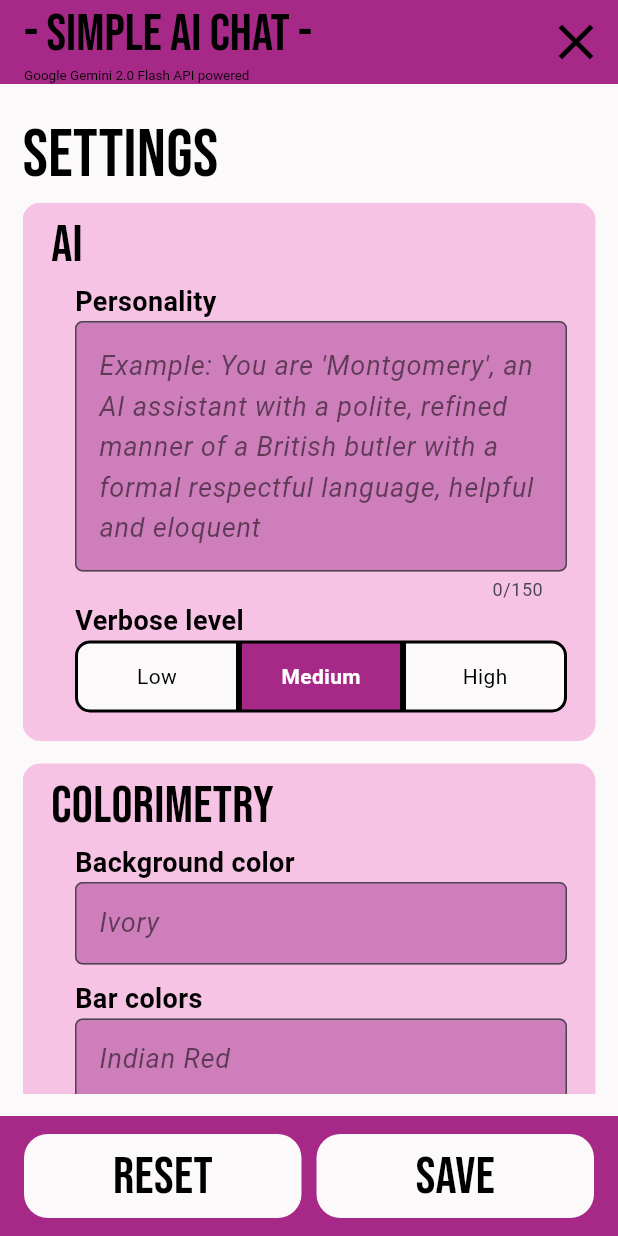
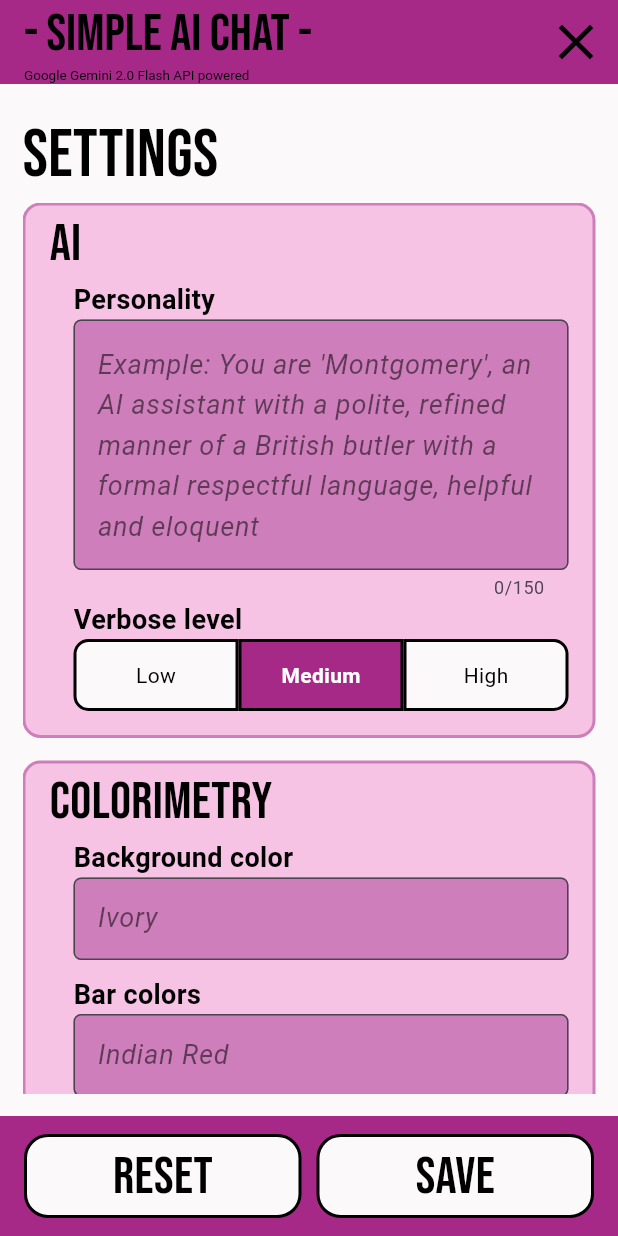
Before and after one commit to Rouxxel/simple-chat, a Flutter app: the settings screen opened directly, on a phone screen of 412 x 824 dp. Run offline on Flutter 3.47's test engine with Material 3 defaults, Android fonts, the phone set to English and light mode, and no system bars; our stand-ins replace audioplayers, flutter_dotenv, flutter_markdown, google_fonts, google_generative_ai, logger; missing offline and left inert: flutter_email_sender, icons_flutter; statements that could not run were skipped.

Commit message:
Minor UI update

```diff
--- a/lib/screens_pages/landing_page.dart
+++ b/lib/screens_pages/landing_page.dart
@@ -327,6 +327,10 @@ class _landing_pageState extends State<landing_page> {
                         decoration: BoxDecoration(
                           borderRadius: BorderRadius.circular(20.0),
                           color: config_data.user_text_box_color,
+                          border: Border.all(
+                              color: config_data.user_text_box_color,
+                              width: 2.0
+                          ),
                         ),
                         height: 62,
                         width: 62,
--- a/lib/screens_pages/settings_page.dart
+++ b/lib/screens_pages/settings_page.dart
@@ -144,7 +144,9 @@ class _settingsState extends State<settings> {
                       borderRadius:
                           BorderRadius.circular(12), // Smooth (rounded) edges
                       border: Border.all(
-                          color: config_data.ai_text_box_color, width: 3),
+                          color: config_data.user_text_box_color,
+                          width: 2.0
+                      ),
                     ),
                     child: Padding(
                       padding: EdgeInsets.fromLTRB(16, 0, 16, 0),
@@ -399,7 +401,8 @@ class _settingsState extends State<settings> {
                       borderRadius:
                       BorderRadius.circular(12), //Smooth (rounded) edges
                       border: Border.all(
-                          color: config_data.ai_text_box_color, width: 3
+                          color: config_data.user_text_box_color,
+                          width: 2.0
                       ),
                     ),
                     child: Padding(
@@ -478,23 +481,25 @@ class _settingsState extends State<settings> {
                     height: 15,
                   ),
 
-                  //Language
+                  //AI Language
                   Container(
                     decoration: BoxDecoration(
                       color: config_data.ai_text_box_color, // Background color
                       borderRadius:
                       BorderRadius.circular(12), // Smooth (rounded) edges
                       border: Border.all(
-                          color: config_data.ai_text_box_color, width: 3),
+                          color: config_data.user_text_box_color,
+                          width: 2.0
+                      ),
                     ),
                     child: Padding(
                       padding: EdgeInsets.fromLTRB(16, 0, 16, 0),
                       child: Column(
-                        //Language title
+                        //AI Language title
                         crossAxisAlignment: CrossAxisAlignment.start,
                         children: [
                           Text(
-                            "Language",
+                            "AI Language",
                             style: GoogleFonts.bebasNeue(
                               textStyle: TextStyle(
                                 fontSize: 35,
@@ -562,7 +567,9 @@ class _settingsState extends State<settings> {
                       borderRadius:
                       BorderRadius.circular(12), // Smooth (rounded) edges
                       border: Border.all(
-                          color: config_data.ai_text_box_color, width: 3),
+                          color: config_data.user_text_box_color,
+                          width: 2.0
+                      ),
                     ),
                     child: Padding(
                       padding: EdgeInsets.fromLTRB(16, 0, 16, 0),
@@ -603,13 +610,17 @@ class _settingsState extends State<settings> {
                                       decoration: BoxDecoration(
                                         color: config_data.background_color,
                                         borderRadius: BorderRadius.circular(16),
+                                        border: Border.all(
+                                            color: config_data.text_color,
+                                            width: 2.0
+                                        ),
                                       ),
                                       child: Center(
                                         child: Text(
                                           "-Non-functional yet-",
                                           style: GoogleFonts.bebasNeue(
                                             textStyle: TextStyle(
-                                              fontSize: 35,
+                                              fontSize: 30,
                                               fontWeight: FontWeight.normal,
                                               fontStyle: FontStyle.normal,
                                               color: config_data.text_color,
@@ -640,7 +651,9 @@ class _settingsState extends State<settings> {
                       borderRadius:
                       BorderRadius.circular(12), // Smooth (rounded) edges
                       border: Border.all(
-                          color: config_data.ai_text_box_color, width: 3),
+                          color: config_data.user_text_box_color,
+                          width: 2.0
+                      ),
                     ),
                     child: Padding(
                       padding: EdgeInsets.fromLTRB(16, 0, 16, 0),
@@ -794,7 +807,9 @@ class _settingsState extends State<settings> {
                       borderRadius:
                       BorderRadius.circular(12), // Smooth (rounded) edges
                       border: Border.all(
-                          color: config_data.ai_text_box_color, width: 3),
+                          color: config_data.user_text_box_color,
+                          width: 2.0
+                      ),
                     ),
                     child: Padding(
                       padding: EdgeInsets.fromLTRB(16, 0, 16, 0),
@@ -874,6 +889,10 @@ class _settingsState extends State<settings> {
                                       decoration: BoxDecoration(
                                         color: config_data.background_color,
                                         borderRadius: BorderRadius.circular(16),
+                                        border: Border.all(
+                                            color: config_data.text_color,
+                                            width: 2.0
+                                        ),
                                       ),
                                       child: Center(
                                         child: Text(
@@ -931,7 +950,9 @@ class _settingsState extends State<settings> {
                         borderRadius:
                         BorderRadius.circular(12), // Smooth (rounded) edges
                         border: Border.all(
-                            color: config_data.ai_text_box_color, width: 3),
+                            color: config_data.user_text_box_color,
+                            width: 2.0
+                        ),
                       ),
                       child: Padding(
                         padding: EdgeInsets.fromLTRB(16, 0, 16, 0),
@@ -1046,10 +1067,11 @@ class _settingsState extends State<settings> {
       bottomNavigationBar: BottomAppBar(
         color: config_data.app_bar_color,
         child: Row(
+          //Buttons
           children: [
-            //Reset button
+            //Reset Button
             Expanded(
-              //Save button
+              //Reset button
               child: GestureDetector(
                 onDoubleTap: () async {
                   //play sound effect
@@ -1095,6 +1117,10 @@ class _settingsState extends State<settings> {
                   decoration: BoxDecoration(
                     color: config_data.background_color,
                     borderRadius: BorderRadius.circular(16),
+                    border: Border.all(
+                      color: Colors.black, //Outline color
+                      width: 2.0,          //Outline thickness
+                    ),
                   ),
                   child: Center(
                     child: Text(
@@ -1179,6 +1205,10 @@ class _settingsState extends State<settings> {
                   decoration: BoxDecoration(
                     color: config_data.background_color,
                     borderRadius: BorderRadius.circular(16),
+                    border: Border.all(
+                      color: Colors.black, //Outline color
+                      width: 2.0,          //Outline thickness
+                    ),
                   ),
                   child: Center(
                     child: Text(
```
